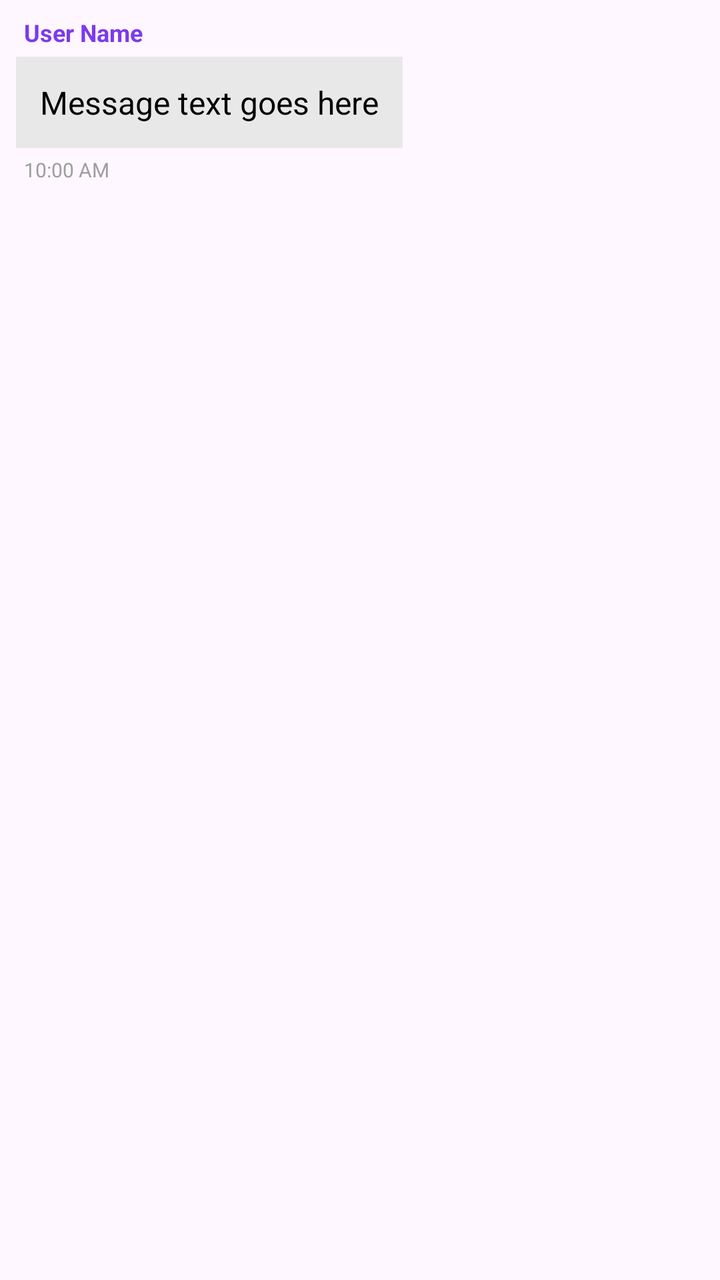
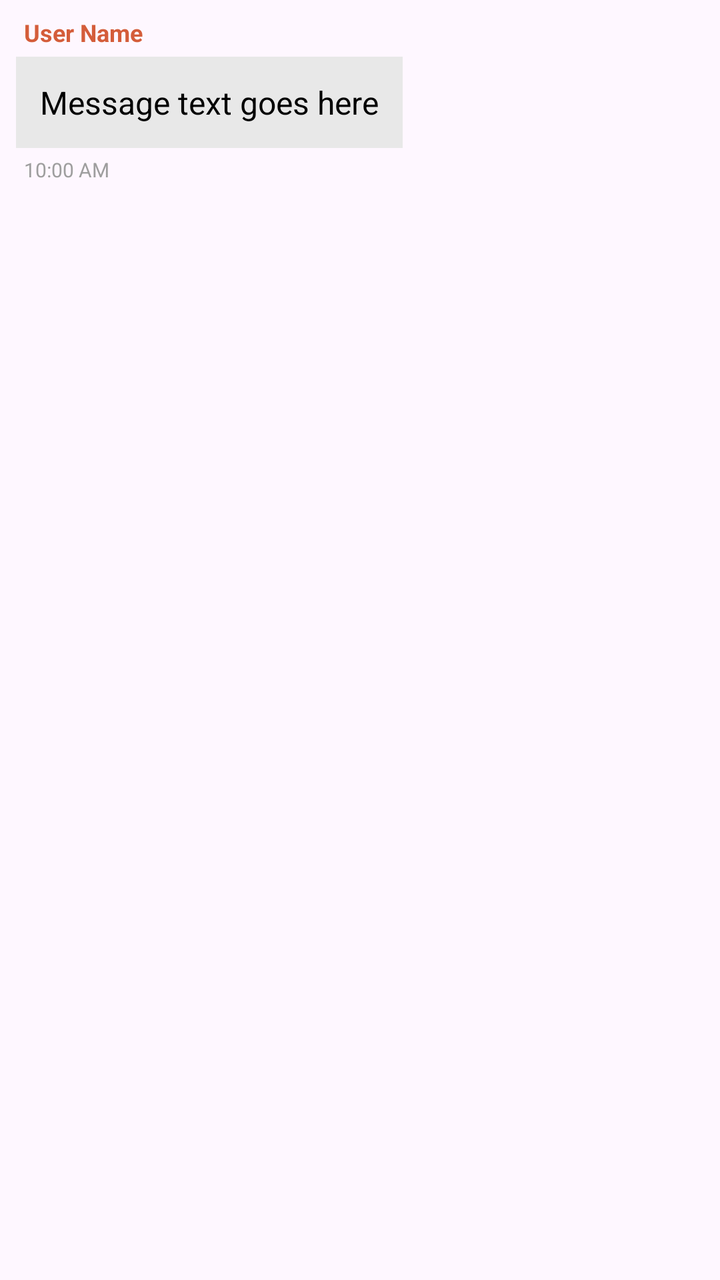

The first picture is an Android layout as it rendered before a commit; the second is the same layout after the commit. The layout source and the unified diff follow.
<!-- AndroidManifest.xml: application theme Theme.HostelWorld -->
<!-- res/layout/item_chat_message.xml -->
<?xml version="1.0" encoding="utf-8"?>
<LinearLayout xmlns:android="http://schemas.android.com/apk/res/android"
    android:layout_width="match_parent"
    android:layout_height="wrap_content"
    android:orientation="vertical"
    android:padding="8dp">

    <TextView
        android:id="@+id/tvChatSender"
        android:layout_width="wrap_content"
        android:layout_height="wrap_content"
        android:text="User Name"
        android:textSize="12sp"
        android:textColor="#7C3AED"
        android:textStyle="bold"
        android:layout_marginStart="4dp"/>

    <LinearLayout
        android:layout_width="wrap_content"
        android:layout_height="wrap_content"
        android:background="#E8E8E8"
        android:padding="12dp"
        android:layout_marginTop="4dp"
        android:orientation="vertical">

        <TextView
            android:id="@+id/tvChatText"
            android:layout_width="wrap_content"
            android:layout_height="wrap_content"
            android:text="Message text goes here"
            android:textColor="#000000"
            android:textSize="16sp" />

    </LinearLayout>

    <TextView
        android:id="@+id/tvChatTime"
        android:layout_width="wrap_content"
        android:layout_height="wrap_content"
        android:text="10:00 AM"
        android:textSize="10sp"
        android:textColor="#9E9E9E"
        android:layout_marginTop="4dp"
        android:layout_marginStart="4dp"/>
</LinearLayout>
<!-- resources referenced by this layout -->
<resources>
  <style name="Theme.HostelWorld" parent="Base.Theme.HostelWorld" />
  <style name="Base.Theme.HostelWorld" parent="Theme.Material3.DayNight.NoActionBar">
          
          
      </style>
</resources>

<!-- the commit's change to res/layout/item_chat_message.xml (unified diff, before → after) -->
@@ -11,7 +11,7 @@
         android:layout_height="wrap_content"
         android:text="User Name"
         android:textSize="12sp"
-        android:textColor="#7C3AED"
+        android:textColor="#D45D3A"
         android:textStyle="bold"
         android:layout_marginStart="4dp"/>
 
